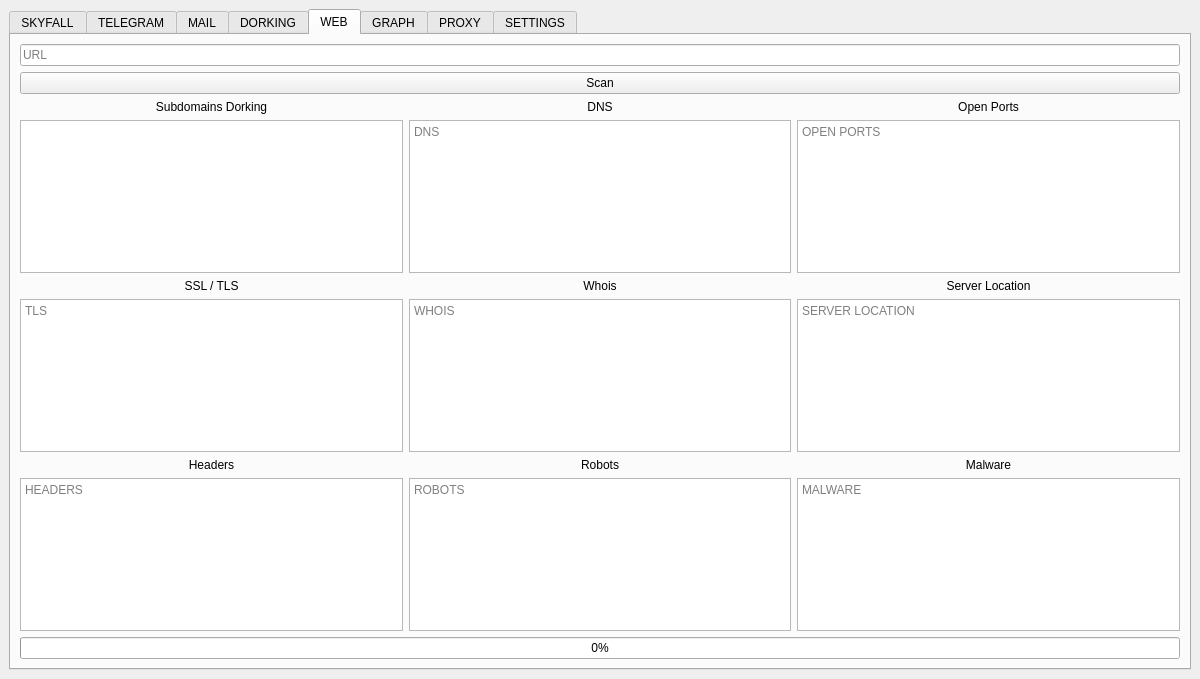
Qt form resources/form.ui (Nighty3098/SkyFall) before a commit.
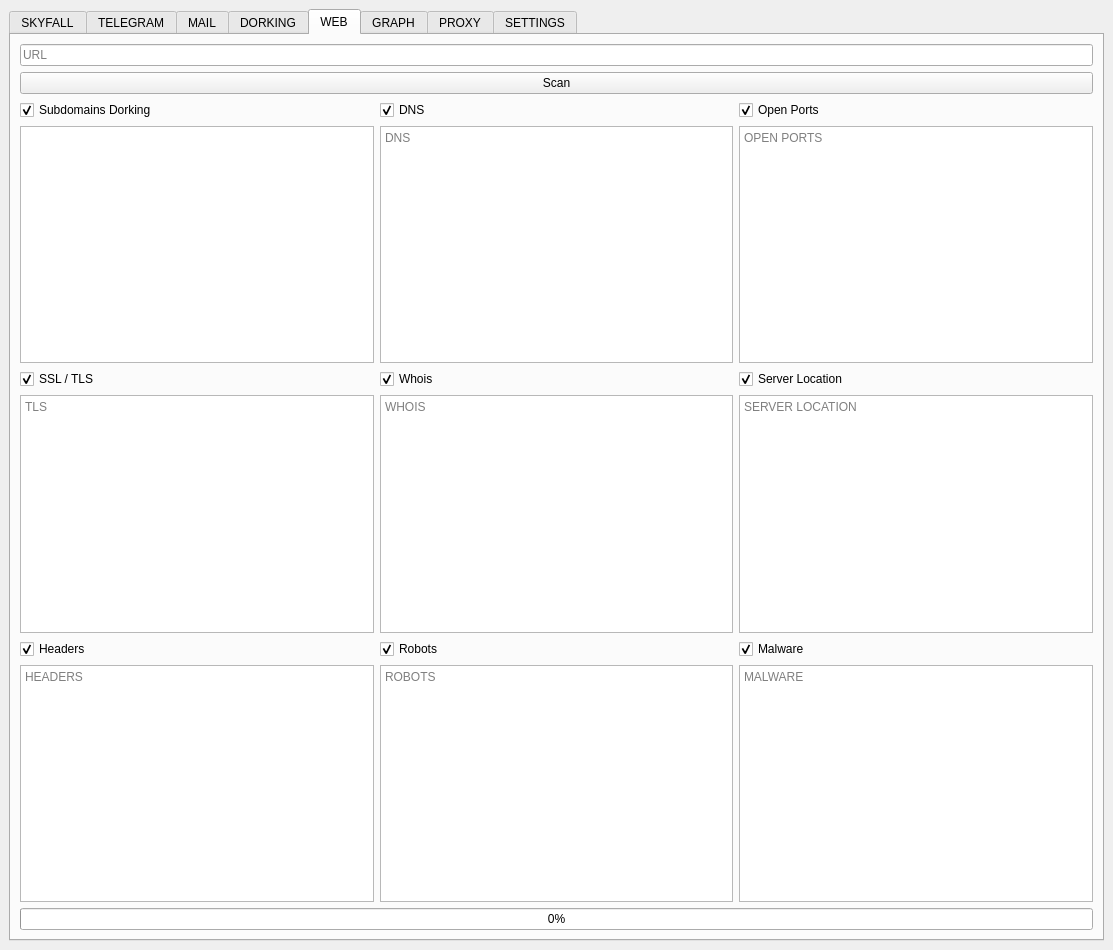
The same form after that commit. The open tabs and pages were chosen to show the change.

Commit message: Now the user can choose which domain checks to perform

Diff of the .ui file:
```diff
--- a/resources/form.ui
+++ b/resources/form.ui
@@ -6,8 +6,8 @@
    <rect>
     <x>0</x>
     <y>0</y>
-    <width>1200</width>
-    <height>679</height>
+    <width>1113</width>
+    <height>950</height>
    </rect>
   </property>
   <property name="windowTitle">
@@ -675,40 +675,105 @@
         <string>WEB</string>
        </attribute>
        <layout class="QGridLayout" name="gridLayout_2">
-        <item row="2" column="3">
-         <widget class="QLabel" name="label_10">
+        <item row="5" column="3">
+         <widget class="QPlainTextEdit" name="serverLocationDebug">
+          <property name="placeholderText">
+           <string>SERVER LOCATION</string>
+          </property>
+         </widget>
+        </item>
+        <item row="2" column="2">
+         <widget class="QCheckBox" name="domainDNSCheck">
           <property name="text">
-           <string>Open Ports</string>
+           <string>DNS</string>
           </property>
-          <property name="alignment">
-           <set>Qt::AlignmentFlag::AlignCenter</set>
+          <property name="checked">
+           <bool>true</bool>
+          </property>
+         </widget>
+        </item>
+        <item row="5" column="1">
+         <widget class="QPlainTextEdit" name="serverTlsDebug">
+          <property name="placeholderText">
+           <string>TLS</string>
+          </property>
+         </widget>
+        </item>
+        <item row="3" column="2">
+         <widget class="QPlainTextEdit" name="serverDnsAnalyzeDebug">
+          <property name="placeholderText">
+           <string>DNS</string>
+          </property>
+         </widget>
+        </item>
+        <item row="6" column="2">
+         <widget class="QCheckBox" name="domainRobotsCheck">
+          <property name="text">
+           <string>Robots</string>
+          </property>
+          <property name="checked">
+           <bool>true</bool>
+          </property>
+         </widget>
+        </item>
+        <item row="7" column="2">
+         <widget class="QPlainTextEdit" name="serverRobotsDebug">
+          <property name="placeholderText">
+           <string>ROBOTS</string>
           </property>
          </widget>
         </item>
         <item row="4" column="3">
-         <widget class="QLabel" name="label_13">
+         <widget class="QCheckBox" name="domainLocationCheck">
           <property name="text">
            <string>Server Location</string>
           </property>
-          <property name="alignment">
-           <set>Qt::AlignmentFlag::AlignCenter</set>
+          <property name="checked">
+           <bool>true</bool>
           </property>
          </widget>
         </item>
-        <item row="4" column="2">
-         <widget class="QLabel" name="label_12">
+        <item row="0" column="1" colspan="3">
+         <widget class="QLineEdit" name="serverUrlEdit">
+          <property name="placeholderText">
+           <string>URL</string>
+          </property>
+         </widget>
+        </item>
+        <item row="2" column="3">
+         <widget class="QCheckBox" name="domainNmapCheck">
           <property name="text">
-           <string>Whois</string>
+           <string>Open Ports</string>
           </property>
-          <property name="alignment">
-           <set>Qt::AlignmentFlag::AlignCenter</set>
+          <property name="checked">
+           <bool>true</bool>
           </property>
          </widget>
         </item>
-        <item row="5" column="2">
-         <widget class="QPlainTextEdit" name="serverWhoisDebug">
+        <item row="6" column="1">
+         <widget class="QCheckBox" name="domainHeadersCheck">
+          <property name="text">
+           <string>Headers</string>
+          </property>
+          <property name="checked">
+           <bool>true</bool>
+          </property>
+         </widget>
+        </item>
+        <item row="3" column="3">
+         <widget class="QPlainTextEdit" name="serverNmapDebug">
           <property name="placeholderText">
-           <string>WHOIS</string>
+           <string>OPEN PORTS</string>
+          </property>
+         </widget>
+        </item>
+        <item row="2" column="1">
+         <widget class="QCheckBox" name="domainSubdomainsCheck">
+          <property name="text">
+           <string>Subdomains Dorking</string>
+          </property>
+          <property name="checked">
+           <bool>true</bool>
           </property>
          </widget>
         </item>
@@ -725,27 +790,6 @@
           </property>
          </widget>
         </item>
-        <item row="7" column="2">
-         <widget class="QPlainTextEdit" name="serverRobotsDebug">
-          <property name="placeholderText">
-           <string>ROBOTS</string>
-          </property>
-         </widget>
-        </item>
-        <item row="3" column="3">
-         <widget class="QPlainTextEdit" name="serverOpenPortsDebug">
-          <property name="placeholderText">
-           <string>OPEN PORTS</string>
-          </property>
-         </widget>
-        </item>
-        <item row="5" column="3">
-         <widget class="QPlainTextEdit" name="serverLocationDebug">
-          <property name="placeholderText">
-           <string>SERVER LOCATION</string>
-          </property>
-         </widget>
-        </item>
         <item row="1" column="1" colspan="3">
          <widget class="QPushButton" name="runUrlScanButton">
           <property name="text">
@@ -753,61 +797,13 @@
           </property>
          </widget>
         </item>
-        <item row="3" column="2">
-         <widget class="QPlainTextEdit" name="serverDnsAnalyzeDebug">
-          <property name="placeholderText">
-           <string>DNS</string>
-          </property>
-         </widget>
-        </item>
-        <item row="2" column="1">
-         <widget class="QLabel" name="label_8">
-          <property name="text">
-           <string>Subdomains Dorking</string>
-          </property>
-          <property name="alignment">
-           <set>Qt::AlignmentFlag::AlignCenter</set>
-          </property>
-         </widget>
-        </item>
         <item row="4" column="1">
-         <widget class="QLabel" name="label_11">
+         <widget class="QCheckBox" name="domainSSLCheck">
           <property name="text">
            <string>SSL / TLS</string>
           </property>
-          <property name="alignment">
-           <set>Qt::AlignmentFlag::AlignCenter</set>
-          </property>
-         </widget>
-        </item>
-        <item row="5" column="1">
-         <widget class="QPlainTextEdit" name="serverTlsDebug">
-          <property name="placeholderText">
-           <string>TLS</string>
-          </property>
-         </widget>
-        </item>
-        <item row="8" column="1" colspan="3">
-         <widget class="QProgressBar" name="domainProgress">
-          <property name="value">
-           <number>0</number>
-          </property>
-         </widget>
-        </item>
-        <item row="0" column="1" colspan="3">
-         <widget class="QLineEdit" name="serverUrlEdit">
-          <property name="placeholderText">
-           <string>URL</string>
-          </property>
-         </widget>
-        </item>
-        <item row="2" column="2">
-         <widget class="QLabel" name="label_9">
-          <property name="text">
-           <string>DNS</string>
-          </property>
-          <property name="alignment">
-           <set>Qt::AlignmentFlag::AlignCenter</set>
+          <property name="checked">
+           <bool>true</bool>
           </property>
          </widget>
         </item>
@@ -825,33 +821,37 @@
           </property>
          </widget>
         </item>
-        <item row="6" column="1">
-         <widget class="QLabel" name="label_14">
-          <property name="text">
-           <string>Headers</string>
-          </property>
-          <property name="alignment">
-           <set>Qt::AlignmentFlag::AlignCenter</set>
+        <item row="8" column="1" colspan="3">
+         <widget class="QProgressBar" name="domainProgress">
+          <property name="value">
+           <number>0</number>
           </property>
          </widget>
         </item>
-        <item row="6" column="2">
-         <widget class="QLabel" name="label_15">
-          <property name="text">
-           <string>Robots</string>
-          </property>
-          <property name="alignment">
-           <set>Qt::AlignmentFlag::AlignCenter</set>
+        <item row="5" column="2">
+         <widget class="QPlainTextEdit" name="serverWhoisDebug">
+          <property name="placeholderText">
+           <string>WHOIS</string>
           </property>
          </widget>
         </item>
         <item row="6" column="3">
-         <widget class="QLabel" name="label_16">
+         <widget class="QCheckBox" name="domainMalwareCheck">
           <property name="text">
            <string>Malware</string>
           </property>
-          <property name="alignment">
-           <set>Qt::AlignmentFlag::AlignCenter</set>
+          <property name="checked">
+           <bool>true</bool>
+          </property>
+         </widget>
+        </item>
+        <item row="4" column="2">
+         <widget class="QCheckBox" name="domainWhoisCheck">
+          <property name="text">
+           <string>Whois</string>
+          </property>
+          <property name="checked">
+           <bool>true</bool>
           </property>
          </widget>
         </item>
```
The commit also changes 2 other files.
